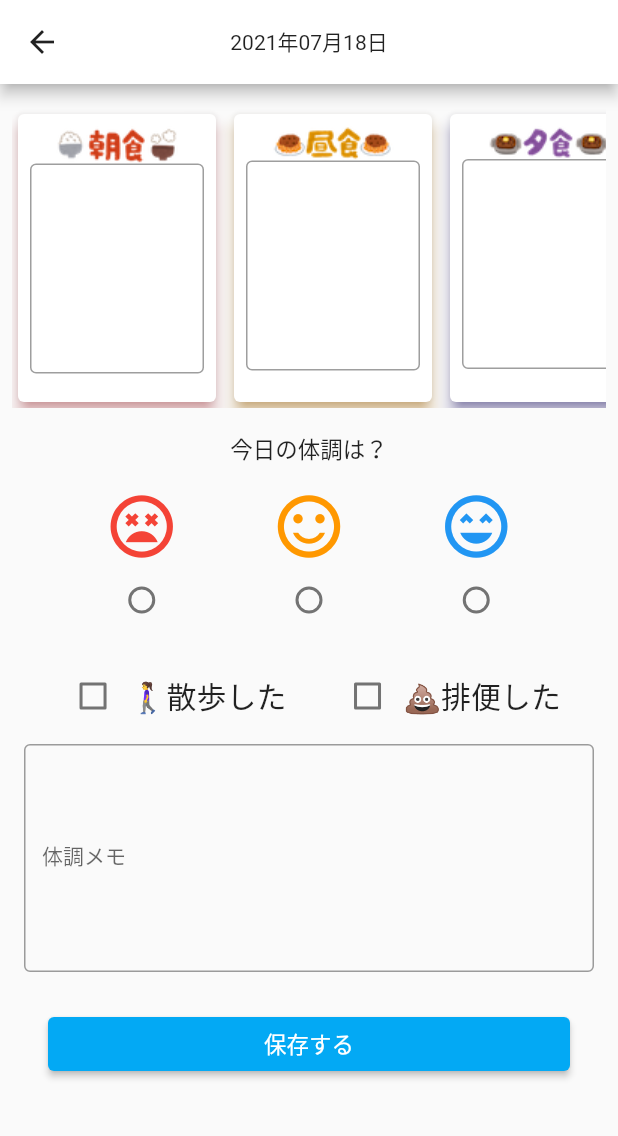
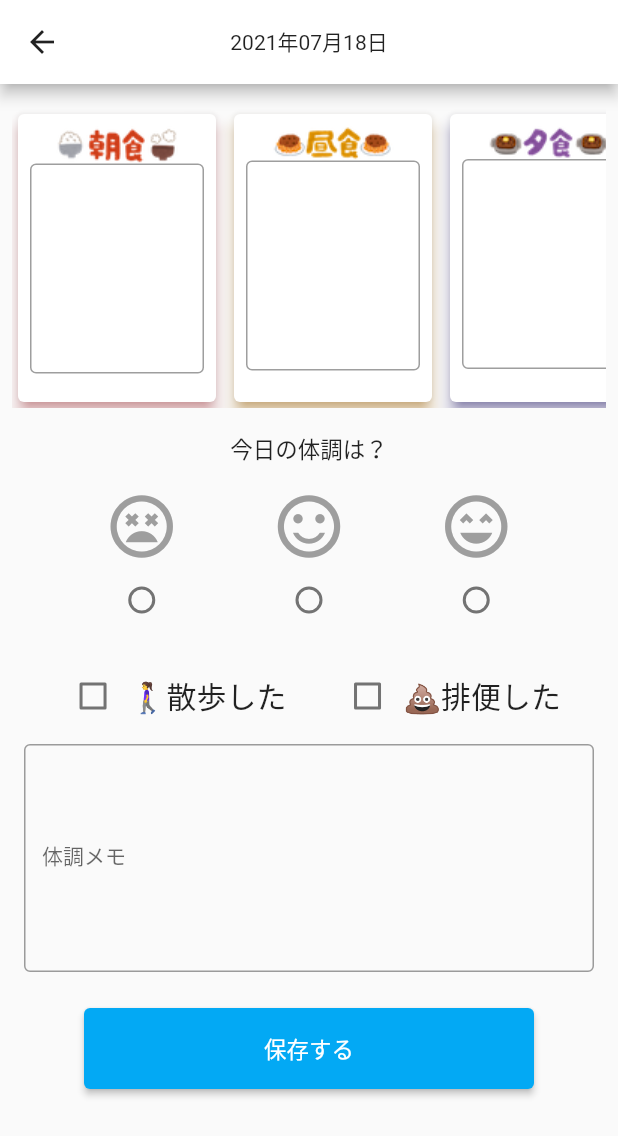
Before and after one commit to hotdrop/simple-dyphic, a Flutter app: the screen it shows after launch, after a tap on an icon or button, on a phone screen of 412 x 824 dp. Shown: the top 1136 px of the screen. Run offline on Flutter 3.47's test engine with Material 2 defaults, Android fonts, the phone set to English and light mode, and no system bars; our stand-ins replace cloud_firestore, firebase_auth, firebase_core, firebase_crashlytics, flutter_riverpod, freezed_annotation and 7 more; accounts and stored records are empty; generated files the repository leaves out were written again.

Commit message:
記録ページの体調ラジオボタンの選択をもっと見やすくした

```diff
--- a/lib/ui/calender/calendar_page.dart
+++ b/lib/ui/calender/calendar_page.dart
@@ -101,7 +101,7 @@ class CalenderPage extends StatelessWidget {
 
     // 体調アイコン
     if (record.condition != null) {
-      markers.add(ConditionIcon(type: record.getConditionType()!, size: calendarIconSize));
+      markers.add(ConditionIcon.onCalendar(type: record.getConditionType()!, size: calendarIconSize));
     } else {
       markers.add(SizedBox(width: calendarIconSize));
     }
--- a/lib/ui/record/record_page.dart
+++ b/lib/ui/record/record_page.dart
@@ -89,7 +89,6 @@ class RecordPage extends StatelessWidget {
           _viewConditionMemo(context),
           const SizedBox(height: 16),
           _viewSaveButton(context),
-          const SizedBox(height: 16),
         ],
       ),
     );
@@ -174,13 +173,16 @@ class RecordPage extends StatelessWidget {
 
   Widget _viewSaveButton(BuildContext context) {
     return Padding(
-      padding: const EdgeInsets.symmetric(horizontal: 24),
+      padding: const EdgeInsets.symmetric(horizontal: 48),
       child: ElevatedButton(
         onPressed: () async {
           await context.read(recordViewModelProvider).save();
           Navigator.pop(context, true);
         },
-        child: Text(R.res.strings.recordSaveButton),
+        child: Padding(
+          padding: const EdgeInsets.symmetric(vertical: 16),
+          child: Text(R.res.strings.recordSaveButton),
+        ),
       ),
     );
   }
--- a/lib/ui/widget/app_icon.dart
+++ b/lib/ui/widget/app_icon.dart
@@ -26,27 +26,36 @@ class ChangeThemeIcon extends StatelessWidget {
 /// 体調アイコン
 ///
 class ConditionIcon extends StatelessWidget {
-  const ConditionIcon({required this.type, required this.size});
+  const ConditionIcon._(this._type, this._size, this._selected);
 
-  final ConditionType type;
-  final double size;
+  factory ConditionIcon.onRadioGroup({required ConditionType type, required double size, required bool selected}) {
+    return ConditionIcon._(type, size, selected);
+  }
+
+  factory ConditionIcon.onCalendar({required ConditionType type, required double size}) {
+    return ConditionIcon._(type, size, true);
+  }
+
+  final ConditionType _type;
+  final double _size;
+  final bool _selected;
 
   @override
   Widget build(BuildContext context) {
     IconData icon;
     Color iconColor;
-    if (type == ConditionType.bad) {
+    if (_type == ConditionType.bad) {
       icon = Icons.sentiment_very_dissatisfied_sharp;
-      iconColor = Colors.red;
-    } else if (type == ConditionType.normal) {
-      iconColor = Colors.orange;
+      iconColor = _selected ? Colors.red : Colors.grey;
+    } else if (_type == ConditionType.normal) {
       icon = Icons.sentiment_satisfied_sharp;
-    } else if (type == ConditionType.good) {
-      iconColor = Colors.blue;
+      iconColor = _selected ? Colors.orange : Colors.grey;
+    } else if (_type == ConditionType.good) {
       icon = Icons.sentiment_very_satisfied_sharp;
+      iconColor = _selected ? Colors.blue : Colors.grey;
     } else {
-      throw UnimplementedError('ConditionIconにおかしなステータスが設定されています type=$type');
+      throw UnimplementedError('ConditionIconにおかしなステータスが設定されています type=$_type');
     }
-    return Icon(icon, color: iconColor, size: size);
+    return Icon(icon, color: iconColor, size: _size);
   }
 }
--- a/lib/ui/widget/condition_radio_group.dart
+++ b/lib/ui/widget/condition_radio_group.dart
@@ -36,7 +36,7 @@ class _ConditionRadioGroupState extends State<ConditionRadioGroup> {
   Widget _typeRadio(BuildContext context, ConditionType type) {
     return Column(
       children: [
-        ConditionIcon(type: type, size: 50),
+        ConditionIcon.onRadioGroup(type: type, size: 50, selected: type == _selectType),
         Radio<ConditionType>(
           value: type,
           groupValue: _selectType,
```
